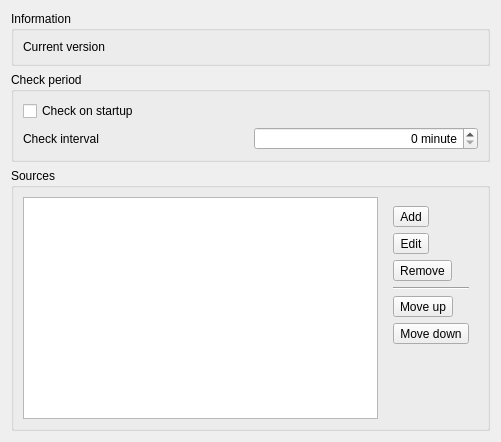
Old version of the form src/gui/updatepreferencewidget.ui in the repository panter-dsd/UniversalUpdater.
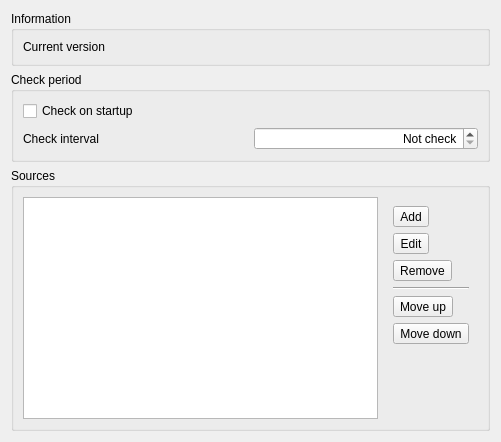
New version of the form. Icons and pictures are not drawn.

```diff
--- a/src/gui/updatepreferencewidget.ui
+++ b/src/gui/updatepreferencewidget.ui
@@ -74,6 +74,9 @@
         <property name="alignment">
          <set>Qt::AlignRight|Qt::AlignTrailing|Qt::AlignVCenter</set>
         </property>
+        <property name="specialValueText">
+         <string>Not check</string>
+        </property>
         <property name="suffix">
          <string> minute</string>
         </property>
```
